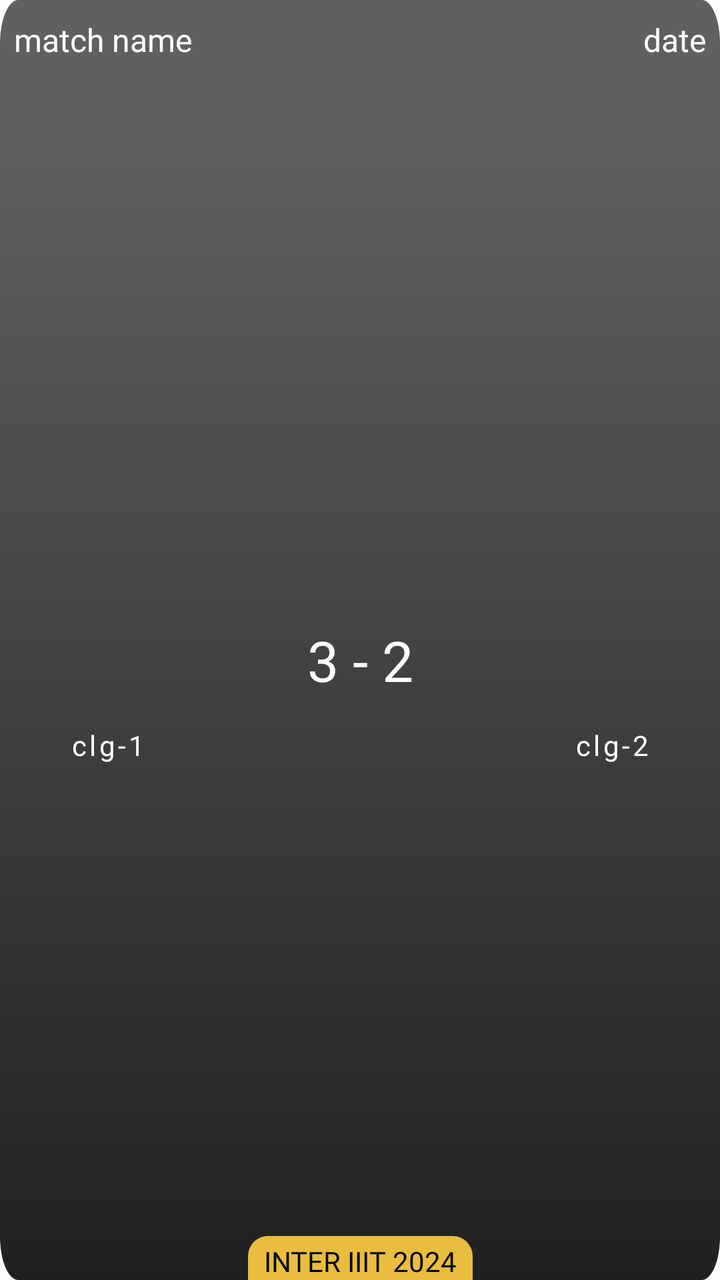
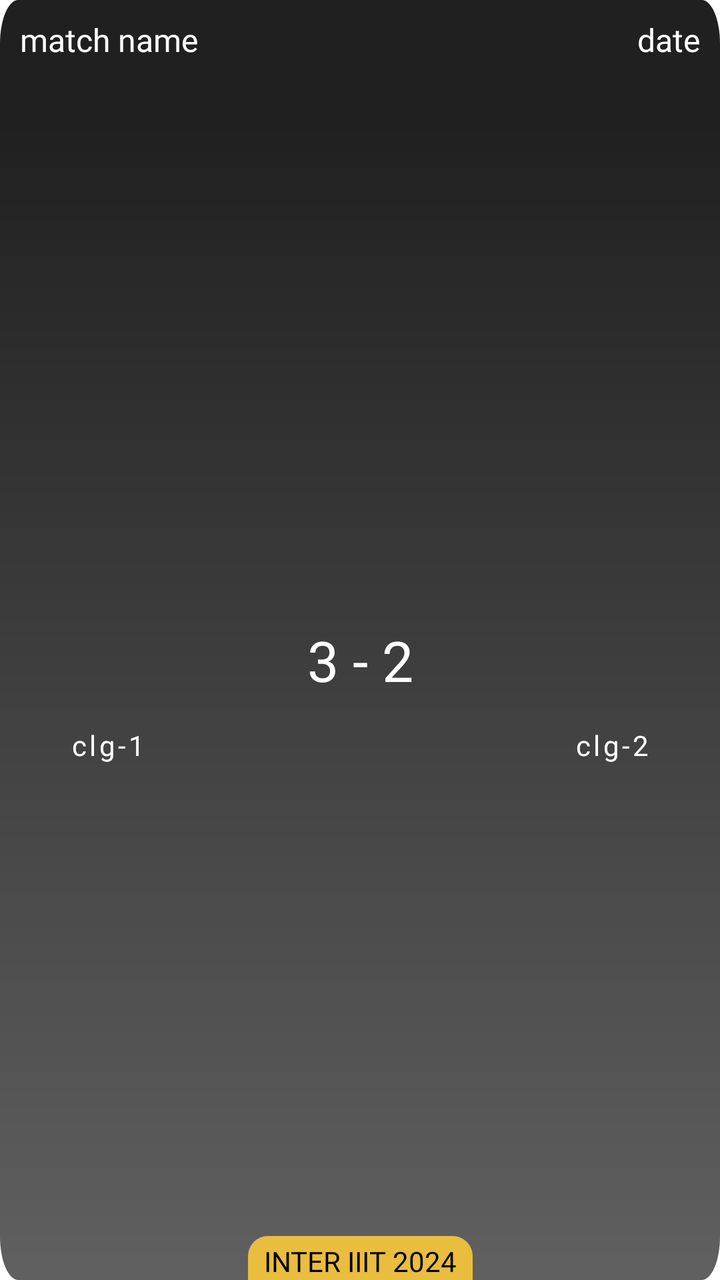

Compare the two renders of this Android layout. The source of the first and the diff that turns it into the second are given below.
<!-- AndroidManifest.xml: application theme Theme.NavigationDrawer -->
<!-- res/layout/layout_football.xml -->
<?xml version="1.0" encoding="utf-8"?>
<androidx.constraintlayout.widget.ConstraintLayout xmlns:android="http://schemas.android.com/apk/res/android"
    xmlns:app="http://schemas.android.com/apk/res-auto"
    android:layout_width="match_parent"
    android:layout_height="200dp"
    android:layout_marginHorizontal="10dp"
    android:layout_marginVertical="10dp"
    android:background="@drawable/fade3">

    <LinearLayout
        android:id="@+id/lay1"
        android:layout_width="match_parent"
        android:layout_height="40dp"
        android:orientation="horizontal"
        android:padding="5dp"
        android:weightSum="1"
        app:layout_constraintEnd_toEndOf="parent"
        app:layout_constraintStart_toStartOf="parent"
        app:layout_constraintTop_toTopOf="parent">

        <TextView
            android:id="@+id/matchName"
            android:layout_width="0dp"
            android:layout_height="40dp"
            android:layout_gravity="center_vertical"
            android:layout_weight="0.7"
            android:fontFamily="@font/poppins_semibold"
            android:gravity="center_vertical|start"
            android:hint="match name"
            android:paddingHorizontal="2dp"
            android:textAllCaps="true"
            android:textColor="#E9E9E9"
            android:textColorHint="@color/white"
            android:textSize="16sp" />

        <TextView
            android:id="@+id/date"
            android:layout_width="0dp"
            android:layout_height="40dp"
            android:layout_gravity="center_vertical"
            android:layout_weight="0.3"
            android:fontFamily="@font/poppins_semibold"
            android:gravity="center_vertical|end"
            android:hint="date"
            android:paddingHorizontal="2dp"
            android:textColor="#E9E9E9"
            android:textColorHint="@color/white"
            android:textSize="16sp" />
    </LinearLayout>

    <LinearLayout
        android:layout_width="match_parent"
        android:layout_height="wrap_content"
        android:layout_marginTop="45dp"
        android:orientation="vertical"
        android:visibility="gone">

        <TextView
            android:id="@+id/time"
            android:layout_width="match_parent"
            android:layout_height="wrap_content"
            android:fontFamily="@font/poppins_medium"
            android:gravity="center"
            android:hint="time"
            android:textColor="@color/white"
            android:textColorHint="@color/white"
            android:textSize="16sp" />
    </LinearLayout>

    <LinearLayout
        android:layout_width="match_parent"
        android:layout_height="0dp"
        android:layout_marginTop="-20dp"
        android:orientation="horizontal"
        android:weightSum="1"
        app:layout_constraintBottom_toBottomOf="parent"
        app:layout_constraintEnd_toEndOf="parent"
        app:layout_constraintStart_toStartOf="parent"
        app:layout_constraintTop_toBottomOf="@id/lay1">

        <LinearLayout
            android:layout_width="0dp"
            android:layout_height="wrap_content"
            android:layout_gravity="center_vertical"
            android:layout_weight="0.3"
            android:orientation="vertical">

            <ImageView
                android:id="@+id/clgImg1"
                android:layout_width="match_parent"
                android:layout_height="80dp"
                android:scaleType="fitCenter" />

            <TextView
                android:id="@+id/clgName1"
                android:layout_width="match_parent"
                android:layout_height="wrap_content"
                android:layout_marginTop="5dp"
                android:fontFamily="@font/poppins_medium"
                android:gravity="center"
                android:hint="clg-1"
                android:letterSpacing="0.1"
                android:textAllCaps="true"
                android:textColor="@color/white"
                android:textColorHint="@color/white" />
        </LinearLayout>

        <TextView
            android:id="@+id/points"
            android:layout_width="0dp"
            android:layout_height="wrap_content"
            android:layout_gravity="center_vertical"
            android:layout_weight="0.4"
            android:fontFamily="@font/poppins_medium"
            android:gravity="center"
            android:text="3 - 2"
            android:textColor="@color/white"
            android:textSize="28sp" />

        <LinearLayout
            android:layout_width="0dp"
            android:layout_height="wrap_content"
            android:layout_gravity="center_vertical"
            android:layout_weight="0.3"
            android:orientation="vertical">

            <ImageView
                android:id="@+id/clgImg2"
                android:layout_width="match_parent"
                android:layout_height="80dp"
                android:scaleType="fitCenter" />

            <TextView
                android:id="@+id/clgName2"
                android:layout_width="match_parent"
                android:layout_height="wrap_content"
                android:layout_marginTop="5dp"
                android:fontFamily="@font/poppins_medium"
                android:gravity="center"
                android:hint="clg-2"
                android:letterSpacing="0.1"
                android:textAllCaps="true"
                android:textColor="@color/white"
                android:textColorHint="@color/white" />
        </LinearLayout>

    </LinearLayout>

    <TextView
        android:layout_width="wrap_content"
        android:layout_height="wrap_content"
        android:background="@drawable/backlesss"
        android:fontFamily="@font/poppins_medium"
        android:gravity="center|bottom"
        android:paddingHorizontal="8dp"
        android:paddingTop="3dp"
        android:text="inter iiit 2024"
        android:textAllCaps="true"
        android:textColor="@color/black"
        app:layout_constraintBottom_toBottomOf="parent"
        app:layout_constraintEnd_toEndOf="parent"
        app:layout_constraintStart_toStartOf="parent" />

</androidx.constraintlayout.widget.ConstraintLayout>
<!-- resources referenced by this layout -->
<resources>
  <color name="black">#FF000000</color>
  <color name="white">#FFFFFFFF</color>
  <!-- drawable backlesss (drawable) -->
  <?xml version="1.0" encoding="utf-8"?>
  <shape xmlns:android="http://schemas.android.com/apk/res/android">
      <solid android:color="#E9BD3E" /> 
  
      <corners
          android:topLeftRadius="10dp"
          android:topRightRadius="10dp" />
  </shape>
  <!-- drawable fade3 (drawable) -->
  <vector xmlns:android="http://schemas.android.com/apk/res/android"
      xmlns:aapt="http://schemas.android.com/aapt"
      android:width="400dp"
      android:height="293dp"
      android:viewportWidth="393"
      android:viewportHeight="293">
  
      <path android:pathData="M10,0h373c5.523,0 10,4.477 10,10v273c0,5.523 -4.477,10 -10,10h-373c-5.523,0 -10,-4.477 -10,-10v-273c0,-5.523 4.477,-10 10,-10Z">
          <aapt:attr name="android:fillColor">
              <gradient
                  android:endX="197"
                  android:endY="27.9"
                  android:startX="197"
                  android:startY="293"
                  android:type="linear">
                  <item
                      android:color="#202020"
                      android:offset="0" />
                  <item
                      android:color="#606060"
                      android:offset="1" />
              </gradient>
          </aapt:attr>
      </path>
  </vector>
  <style name="Theme.NavigationDrawer" parent="Theme.MaterialComponents.DayNight.NoActionBar">
          
          <item name="colorPrimary">#FFECA1</item>
          
      </style>
</resources>

<!-- the commit's change to res/layout/layout_football.xml (unified diff, before → after) -->
@@ -2,7 +2,7 @@
 <androidx.constraintlayout.widget.ConstraintLayout xmlns:android="http://schemas.android.com/apk/res/android"
     xmlns:app="http://schemas.android.com/apk/res-auto"
     android:layout_width="match_parent"
-    android:layout_height="200dp"
+    android:layout_height="180dp"
     android:layout_marginHorizontal="10dp"
     android:layout_marginVertical="10dp"
     android:background="@drawable/fade3">
@@ -27,7 +27,7 @@
             android:fontFamily="@font/poppins_semibold"
             android:gravity="center_vertical|start"
             android:hint="match name"
-            android:paddingHorizontal="2dp"
+            android:paddingHorizontal="5dp"
             android:textAllCaps="true"
             android:textColor="#E9E9E9"
             android:textColorHint="@color/white"
@@ -42,7 +42,7 @@
             android:fontFamily="@font/poppins_semibold"
             android:gravity="center_vertical|end"
             android:hint="date"
-            android:paddingHorizontal="2dp"
+            android:paddingHorizontal="5dp"
             android:textColor="#E9E9E9"
             android:textColorHint="@color/white"
             android:textSize="16sp" />
@@ -98,6 +98,7 @@
                 android:layout_marginTop="5dp"
                 android:fontFamily="@font/poppins_medium"
                 android:gravity="center"
+                android:paddingHorizontal="5dp"
                 android:hint="clg-1"
                 android:letterSpacing="0.1"
                 android:textAllCaps="true"
@@ -139,6 +140,7 @@
                 android:gravity="center"
                 android:hint="clg-2"
                 android:letterSpacing="0.1"
+                android:paddingHorizontal="5dp"
                 android:textAllCaps="true"
                 android:textColor="@color/white"
                 android:textColorHint="@color/white" />
<!-- resource entries referenced after the edit -->
@@ -28,10 +28,10 @@
                   android:startY="293"
                   android:type="linear">
                   <item
-                      android:color="#202020"
+                      android:color="#606060"
                       android:offset="0" />
                   <item
-                      android:color="#606060"
+                      android:color="#202020"
                       android:offset="1" />
               </gradient>
           </aapt:attr>
